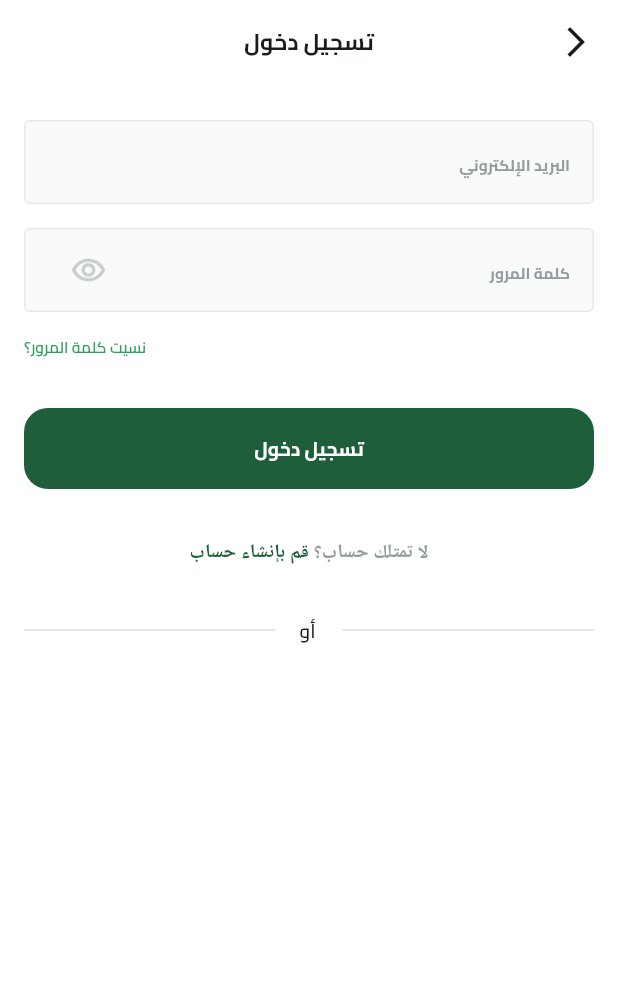
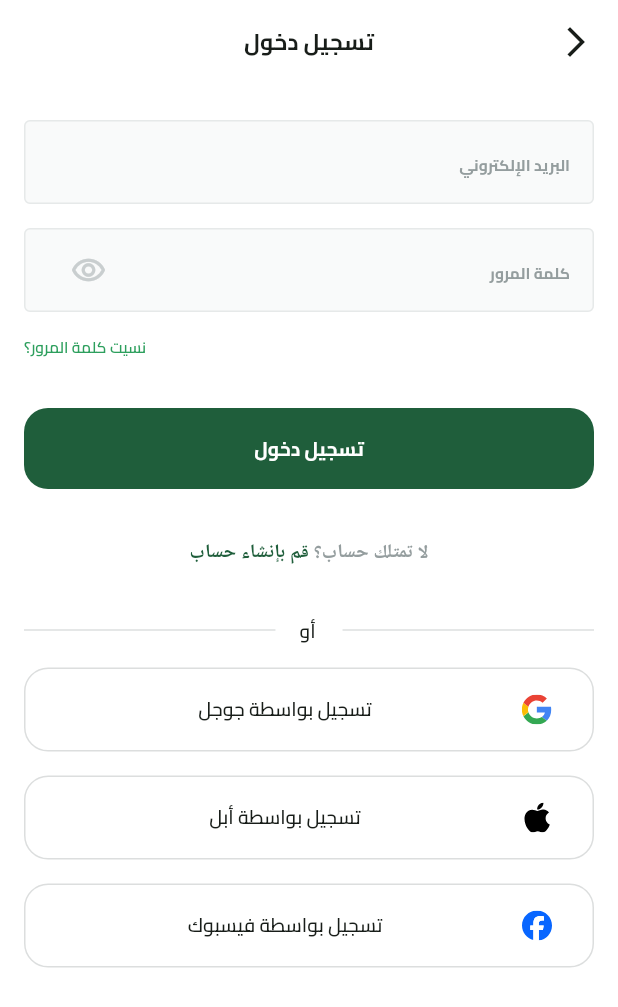
Before and after one commit to mohamed-abdellsalam/Fruits-E-commerce-, a Flutter app: the screen it shows after launch, after a tap on "تخط", on a phone screen of 412 x 824 dp. Shown: the top 1007 px of the screen. Run offline on Flutter 3.47's test engine with Material 3 defaults, Android fonts, the phone set to English and light mode, and no system bars; our stand-ins replace dots_indicator, flutter_svg, shared_preferences.

```diff
--- a/lib/core/helper_functions/on_generate_routes.dart
+++ b/lib/core/helper_functions/on_generate_routes.dart
@@ -1,5 +1,6 @@
 import 'package:flutter/material.dart';
 import 'package:fruits_hub/features/auth/presentation/views/login_view.dart';
+import 'package:fruits_hub/features/auth/presentation/views/signup_view.dart';
 import 'package:fruits_hub/features/on_boarding/presentation/views/on_boarding_view.dart';
 import 'package:fruits_hub/features/splash/presentation/views/splash_view.dart';
 
@@ -17,6 +18,10 @@ Route<dynamic> onGenerateRoute(RouteSettings settings) {
       return MaterialPageRoute(
         builder: (context) => const LoginView(),
       );
+    case SignupView.routeName:
+      return MaterialPageRoute(
+        builder: (context) => const SignupView(),
+      );
     default:
       return MaterialPageRoute(builder: (context) => const Scaffold());
   }
--- a/lib/features/auth/presentation/views/widgets/dont_have_an_account.dart
+++ b/lib/features/auth/presentation/views/widgets/dont_have_an_account.dart
@@ -1,6 +1,8 @@
+import 'package:flutter/gestures.dart';
 import 'package:flutter/material.dart';
 import 'package:fruits_hub/core/utils/app_colors.dart';
 import 'package:fruits_hub/core/utils/app_text_styles.dart';
+import 'package:fruits_hub/features/auth/presentation/views/signup_view.dart';
 
 class DontHaveAnAccountWidget extends StatelessWidget {
   const DontHaveAnAccountWidget({
@@ -25,6 +27,10 @@ class DontHaveAnAccountWidget extends StatelessWidget {
             ),
           ),
           TextSpan(
+            recognizer: TapGestureRecognizer()
+              ..onTap = () {
+                Navigator.pushNamed(context, SignupView.routeName);
+              },
             text: 'قم بإنشاء حساب',
             style: TextStyles.semiBold16(context).copyWith(
               color: AppColors.primaryColor,
--- a/lib/features/auth/presentation/views/widgets/login_view_body.dart
+++ b/lib/features/auth/presentation/views/widgets/login_view_body.dart
@@ -1,18 +1,21 @@
 import 'package:flutter/material.dart';
 import 'package:fruits_hub/constants.dart';
 import 'package:fruits_hub/core/utils/app_colors.dart';
+import 'package:fruits_hub/core/utils/app_images.dart';
 import 'package:fruits_hub/core/utils/app_text_styles.dart';
 import 'package:fruits_hub/core/widgets/custom_button.dart';
 import 'package:fruits_hub/core/widgets/custom_text_field.dart';
 import 'package:fruits_hub/features/auth/presentation/views/widgets/dont_have_an_account.dart';
 import 'package:fruits_hub/features/auth/presentation/views/widgets/or_divider.dart';
+import 'package:fruits_hub/features/auth/presentation/views/widgets/social_login_button.dart';
 
 class LoginViewBody extends StatelessWidget {
   const LoginViewBody({super.key});
 
   @override
   Widget build(BuildContext context) {
-    return Padding(
+    return SingleChildScrollView(
+      child: Padding(
         padding: const EdgeInsets.symmetric(horizontal: kHorzintalPadding),
         child: SingleChildScrollView(
           child: Column(
@@ -67,7 +70,32 @@ class LoginViewBody extends StatelessWidget {
                 height: 33,
               ),
               const OrDivider(),
+              const SizedBox(
+                height: 16,
+              ),
+              SocialLoginButton(
+                onPressed: () {},
+                icon: Assets.imagesGoogleIcon,
+                title: 'تسجيل بواسطة جوجل',
+              ),
+              const SizedBox(
+                height: 16,
+              ),
+              SocialLoginButton(
+                onPressed: () {},
+                icon: Assets.imagesApplIcon,
+                title: 'تسجيل بواسطة أبل',
+              ),
+              const SizedBox(
+                height: 16,
+              ),
+              SocialLoginButton(
+                onPressed: () {},
+                icon: Assets.imagesFacebookIcon,
+                title: 'تسجيل بواسطة فيسبوك',
+              ),
             ],
+          ),
         ),
       ),
     );
--- /dev/null
+++ b/lib/features/auth/presentation/views/widgets/social_login_button.dart
@@ -0,0 +1,45 @@
+import 'package:flutter/material.dart';
+import 'package:flutter_svg/flutter_svg.dart';
+import 'package:fruits_hub/core/utils/app_text_styles.dart';
+
+class SocialLoginButton extends StatelessWidget {
+  const SocialLoginButton(
+      {super.key,
+      required this.icon,
+      required this.title,
+      required this.onPressed});
+  final String icon;
+  final String title;
+  final void Function() onPressed;
+  @override
+  Widget build(BuildContext context) {
+    return SingleChildScrollView(
+      child: SizedBox(
+        width: double.infinity,
+        height: 56,
+        child: TextButton(
+            style: TextButton.styleFrom(
+              shape: RoundedRectangleBorder(
+                borderRadius: BorderRadius.circular(16),
+              ),
+              side: const BorderSide(
+                width: 1,
+                color: Color(0xFFDCDEDE),
+              ),
+            ),
+            onPressed: onPressed,
+            child: ListTile(
+              visualDensity: const VisualDensity(
+                vertical: VisualDensity.minimumDensity,
+              ),
+              leading: SvgPicture.asset(icon),
+              title: Text(
+                textAlign: TextAlign.center,
+                title,
+                style: TextStyles.semiBold16(context),
+              ),
+            )),
+      ),
+    );
+  }
+}
```
Also changed, not shown: lib/features/auth/presentation/views/signup_view.dart (added, +15 -0 lines), lib/features/auth/presentation/views/widgets/signup_view_body.dart (added, +48 -0 lines). Lines whose indentation alone changed are shown as unchanged.
